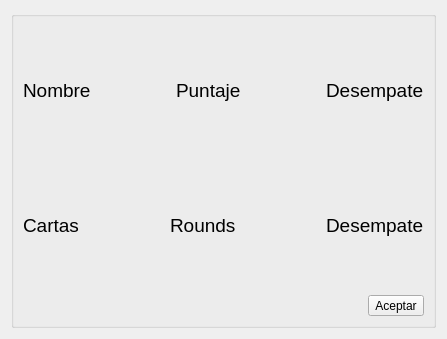
This is panel_estadisticas.ui in kevteg/blackjack as Qt 5 draws it before an edit. The edited form follows.
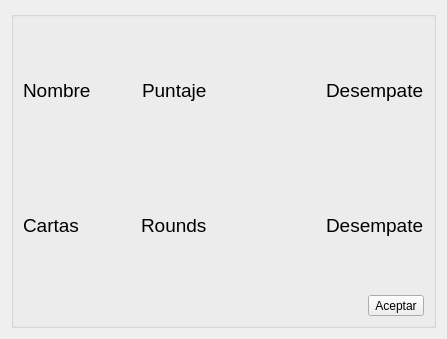
This is the edited form.

Commit message: Terminadas estadisticas y final del juego en cliente y servidor :)

```diff
--- a/panel_estadisticas.ui
+++ b/panel_estadisticas.ui
@@ -50,6 +50,19 @@
             </property>
            </spacer>
           </item>
+          <item>
+           <spacer name="horizontalSpacer_10">
+            <property name="orientation">
+             <enum>Qt::Horizontal</enum>
+            </property>
+            <property name="sizeHint" stdset="0">
+             <size>
+              <width>40</width>
+              <height>20</height>
+             </size>
+            </property>
+           </spacer>
+          </item>
           <item>
            <widget class="QLabel" name="label">
             <property name="font">
@@ -63,6 +76,32 @@
             </property>
            </widget>
           </item>
+          <item>
+           <spacer name="horizontalSpacer_7">
+            <property name="orientation">
+             <enum>Qt::Horizontal</enum>
+            </property>
+            <property name="sizeHint" stdset="0">
+             <size>
+              <width>40</width>
+              <height>20</height>
+             </size>
+            </property>
+           </spacer>
+          </item>
+          <item>
+           <spacer name="horizontalSpacer_6">
+            <property name="orientation">
+             <enum>Qt::Horizontal</enum>
+            </property>
+            <property name="sizeHint" stdset="0">
+             <size>
+              <width>40</width>
+              <height>20</height>
+             </size>
+            </property>
+           </spacer>
+          </item>
           <item>
            <spacer name="horizontalSpacer">
             <property name="orientation">
@@ -76,6 +115,32 @@
             </property>
            </spacer>
           </item>
+          <item>
+           <spacer name="horizontalSpacer_5">
+            <property name="orientation">
+             <enum>Qt::Horizontal</enum>
+            </property>
+            <property name="sizeHint" stdset="0">
+             <size>
+              <width>40</width>
+              <height>20</height>
+             </size>
+            </property>
+           </spacer>
+          </item>
+          <item>
+           <spacer name="horizontalSpacer_11">
+            <property name="orientation">
+             <enum>Qt::Horizontal</enum>
+            </property>
+            <property name="sizeHint" stdset="0">
+             <size>
+              <width>40</width>
+              <height>20</height>
+             </size>
+            </property>
+           </spacer>
+          </item>
           <item>
            <widget class="QLabel" name="label_desempate">
             <property name="font">
@@ -136,7 +201,20 @@
            </widget>
           </item>
           <item>
-           <spacer name="horizontalSpacer_5">
+           <spacer name="horizontalSpacer_8">
+            <property name="orientation">
+             <enum>Qt::Horizontal</enum>
+            </property>
+            <property name="sizeHint" stdset="0">
+             <size>
+              <width>40</width>
+              <height>20</height>
+             </size>
+            </property>
+           </spacer>
+          </item>
+          <item>
+           <spacer name="horizontalSpacer_9">
             <property name="orientation">
              <enum>Qt::Horizontal</enum>
             </property>
```
The commit also changes 9 other files.
